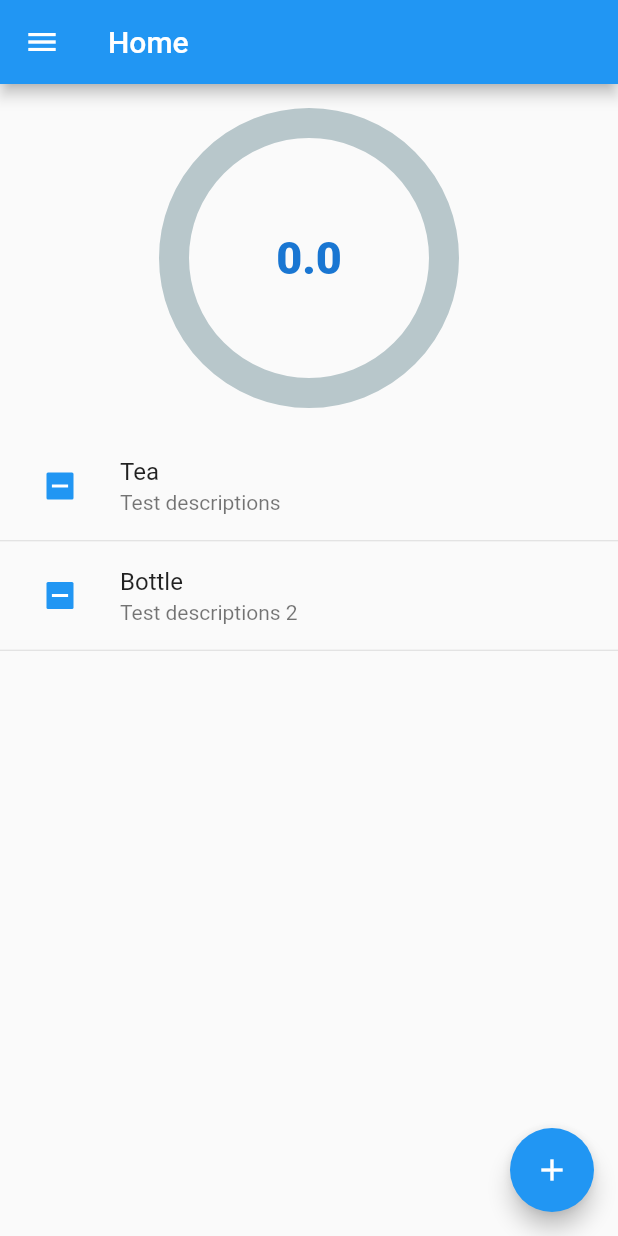
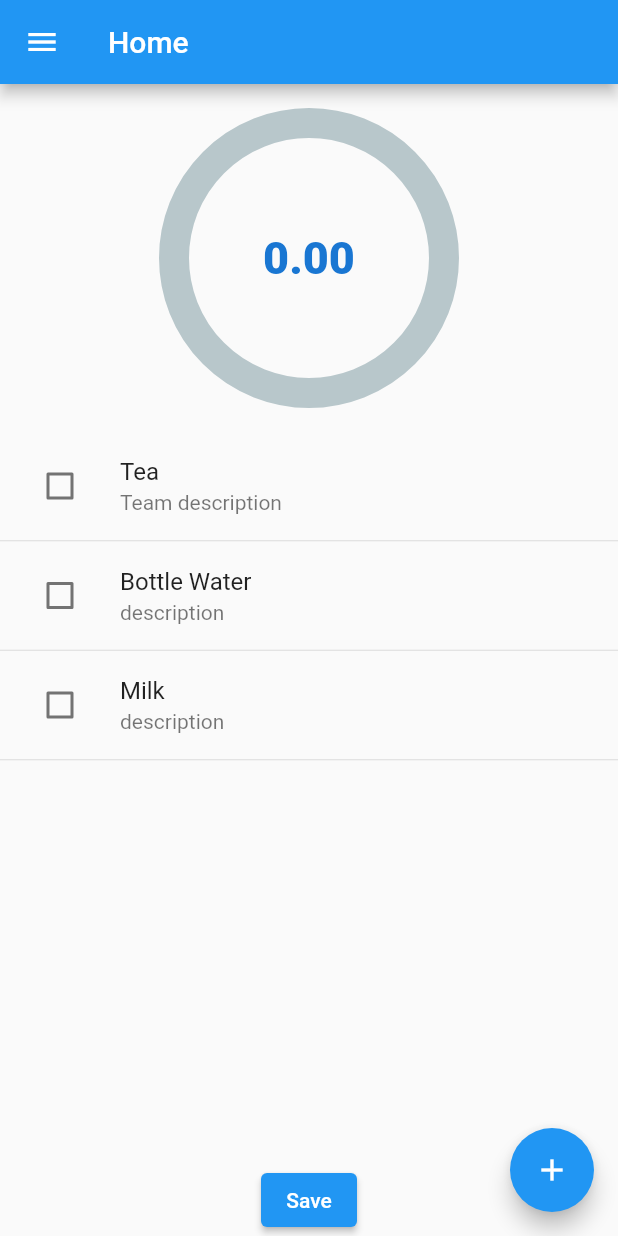
Before and after one commit to sreejith-mv/daily_water, a Flutter app: the screen it shows after launch, on a phone screen of 412 x 824 dp. Run offline on Flutter 3.47's test engine with Material 2 defaults, Android fonts, the phone set to English and light mode, and no system bars; drawn by our look-alikes of percent_indicator; our stand-ins replace flutter_bloc, google_fonts, select_form_field.

Commit message:
Intake value update

```diff
--- a/lib/cubits/water_intake.dart
+++ b/lib/cubits/water_intake.dart
@@ -4,11 +4,7 @@ import 'package:flutter_bloc/flutter_bloc.dart';
 class WaterIntakeCubit extends Cubit<WaterIntakeState> {
   WaterIntakeCubit() : super(WaterIntakeInitialState(0.0));
 
-  void updateIntakeValue(value) {
-    emit(WaterIntakeUpdateState(value));
-  }
-
-  void getTotalIntake(List<WaterSource> waterSources) {
+  void updateIntakeValue(List<WaterSource> waterSources) {
     double totalIntake = 0;
     for (var i = 0; i < waterSources.length; i++) {
       totalIntake = totalIntake + waterSources[i].intakeValue;
--- a/lib/cubits/water_source.dart
+++ b/lib/cubits/water_source.dart
@@ -1,49 +1,21 @@
 import 'package:flutter_bloc/flutter_bloc.dart';
 
 import '../models/water_source.dart';
+import '../repository/water_source.dart';
 
 class WaterSourceCubit extends Cubit<WaterSourceState> {
-  final List<WaterSource> waterSources = [
-    WaterSource(
-      id: 1,
-      description: 'Test descriptions',
-      intakeValue: 10.2,
-      title: 'Tea',
-    ),
-    WaterSource(
-      id: 1,
-      description: 'Test descriptions 2',
-      intakeValue: 10.2,
-      title: 'Bottle',
-    )
-  ];
-
   WaterSourceCubit() : super(WaterSourceInitialState([]));
 
+  WaterSourceRepository repo = WaterSourceRepository();
+
   void getWaterSources() {
+    List<WaterSource> waterSources = repo.getWaterSources();
     emit(WaterSourceLoadedState(waterSources));
   }
 
   void addNewWaterSource(WaterSource source) {
-    waterSources.add(source);
+    List<WaterSource> waterSources = repo.addWaterSource(source);
     emit(WaterSourceAddedState(waterSources));
-  }
-
-  void updateNewWaterSource(WaterSource source) {
-    for (var i = 0; i < waterSources.length; i++) {
-      if (waterSources[i].id == source.id) {
-        waterSources[i] = source;
-      }
-    }
-    emit(WaterSourceUpdateState(waterSources));
-  }
-
-  double getTotalIntake() {
-    double totalIntake = 0;
-    for (var i = 0; i < waterSources.length; i++) {
-      totalIntake = totalIntake + waterSources[i].intakeValue;
-    }
-    return totalIntake;
   }
 }
 
--- a/lib/repository/water_source.dart
+++ b/lib/repository/water_source.dart
@@ -22,8 +22,9 @@ class WaterSourceRepository {
     )
   ];
 
-  void addWaterSource(WaterSource waterSource) {
+  List<WaterSource> addWaterSource(WaterSource waterSource) {
     waterSources.add(waterSource);
+    return waterSources;
   }
 
   List<WaterSource> getWaterSources() {
--- a/lib/widgets/home/home_screen.dart
+++ b/lib/widgets/home/home_screen.dart
@@ -1,3 +1,4 @@
+import 'package:daily_water/cubits/user_water_Intake.dart';
 import 'package:daily_water/cubits/water_intake.dart';
 import 'package:daily_water/widgets/daily_water_drawer.dart';
 import 'package:daily_water/widgets/home/water_sources_list.dart';
@@ -10,6 +11,14 @@ import '../../models/settings.dart';
 
 class HomeScreen extends StatelessWidget {
   const HomeScreen({super.key});
+
+  double generatePercentage(double intake, double totalIntake) {
+    if (intake > totalIntake) {
+      return 1;
+    } else {
+      return (intake / totalIntake);
+    }
+  }
 
   @override
   Widget build(BuildContext context) {
@@ -46,9 +55,10 @@ class HomeScreen extends StatelessWidget {
                           animation: true,
                           animationDuration: 1200,
                           lineWidth: 20.0,
-                          percent: (waterIntake / userSetting.totalIntake),
+                          percent: generatePercentage(
+                              waterIntake, userSetting.totalIntake),
                           center: Text(
-                            waterIntake.toString(),
+                            waterIntake.toStringAsFixed(2),
                             style: TextStyle(
                               fontWeight: FontWeight.w800,
                               fontSize: 30.0,
--- a/lib/widgets/home/water_sources_list.dart
+++ b/lib/widgets/home/water_sources_list.dart
@@ -1,4 +1,5 @@
 import 'package:daily_water/cubits/user_water_Intake.dart';
+import 'package:daily_water/cubits/water_intake.dart';
 import 'package:daily_water/models/water_source.dart';
 import 'package:daily_water/widgets/home/water_sources_list_item.dart';
 import 'package:flutter/material.dart';
@@ -31,15 +32,15 @@ class WaterSourcesList extends StatelessWidget {
               },
             ),
           ),
-          // BlocBuilder<UserWaterIntakeCubit, UserWaterIntakeState>(
-          //   builder: (context, state) {
-          //     return ElevatedButton(
-          //         onPressed: () {
-          //           context.read<UserWaterIntakeCubit>().updateIntakeValue([]);
-          //         },
-          //         child: const Text('Save'));
-          //   },
-          // )
+          ElevatedButton(
+              onPressed: () {
+                List<WaterSource> waterSources =
+                    context.read<UserWaterIntakeCubit>().getUserWaterSources();
+                context
+                    .read<WaterIntakeCubit>()
+                    .updateIntakeValue(waterSources);
+              },
+              child: const Text('Save'))
         ],
       );
     });
```
Also changed, not shown: lib/cubits/user_water_Intake.dart (+10 -6 lines), lib/widgets/home/water_sources_list_item.dart (+19 -39 lines), lib/widgets/updateWaterSource/update_water_source_list_item.dart (deleted, +0 -39 lines), lib/widgets/updateWaterSource/update_water_source_screen.dart (deleted, +0 -17 lines).
